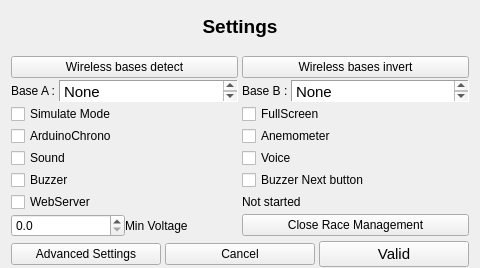
This is F3FChrono/gui/WSettings.ui in jomarin38/F3FChrono as Qt 5 draws it before an edit. The edited form follows.
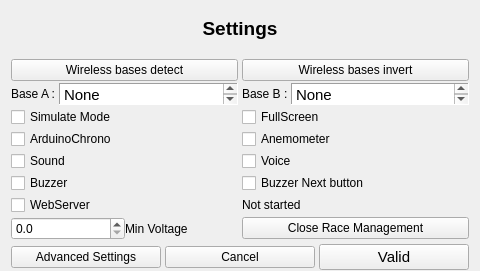
This is the edited form.

```diff
--- a/F3FChrono/gui/WSettings.ui
+++ b/F3FChrono/gui/WSettings.ui
@@ -7,7 +7,7 @@
     <x>0</x>
     <y>0</y>
     <width>480</width>
-    <height>268</height>
+    <height>271</height>
    </rect>
   </property>
   <property name="sizePolicy">
```
